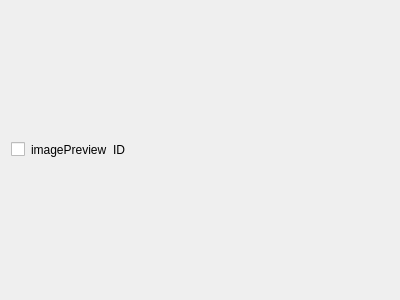
Qt form capturepreview.ui (cowsed/KinectToolBox) before a commit.
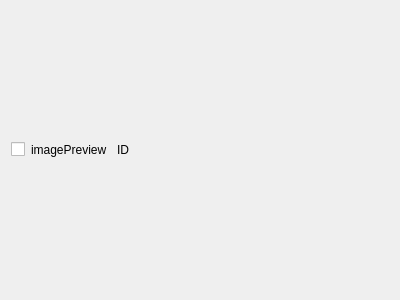
The same form after that commit. Custom widgets are drawn as their Qt base class.

What changed in the file:
```diff
--- a/capturepreview.ui
+++ b/capturepreview.ui
@@ -29,6 +29,12 @@
    </item>
    <item>
     <widget class="AspectRatioPixmapLabel" name="imagePreview">
+     <property name="minimumSize">
+      <size>
+       <width>80</width>
+       <height>60</height>
+      </size>
+     </property>
      <property name="text">
       <string>imagePreview</string>
      </property>
```
Left out of the diff: 2 changed lines with no effect on the pictures.
